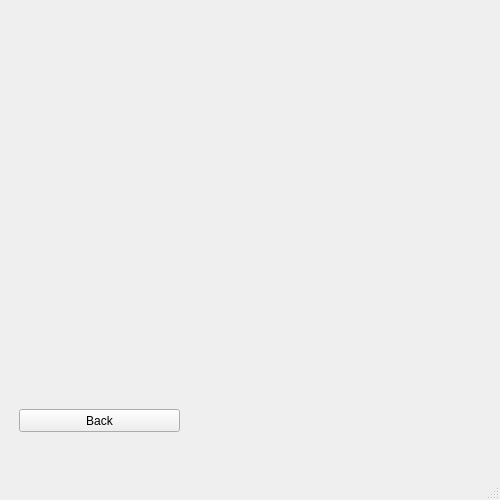
Before: the Qt Designer form design.ui in Graduti0n-Pr0ject/pen-testing-Program, drawn with Qt 5.
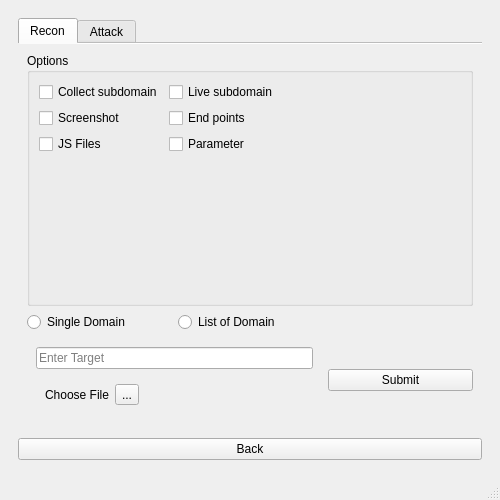
After: the same form once the commit is applied. The open tabs and pages were chosen to show the change. Icons and pictures are not drawn.

Commit message: files upload. solve validation wait for reset of tools.

What changed in the file:
```diff
--- a/design.ui
+++ b/design.ui
@@ -32,6 +32,12 @@
       <property name="styleSheet">
        <string notr="true">font: 18pt &quot;Sakkal Majalla&quot;;</string>
       </property>
+      <property name="frameShape">
+       <enum>QFrame::NoFrame</enum>
+      </property>
+      <property name="frameShadow">
+       <enum>QFrame::Plain</enum>
+      </property>
       <property name="currentIndex">
        <number>0</number>
       </property>
@@ -204,19 +210,154 @@
        </widget>
       </widget>
       <widget class="QWidget" name="FrameWork">
-       <widget class="QPushButton" name="BackHomebtn_2">
-        <property name="geometry">
-         <rect>
-          <x>10</x>
-          <y>400</y>
-          <width>161</width>
-          <height>23</height>
-         </rect>
-        </property>
-        <property name="text">
-         <string>Back</string>
-        </property>
-       </widget>
+       <layout class="QGridLayout" name="gridLayout">
+        <item row="3" column="0">
+         <widget class="QPushButton" name="BackHomebtn_2">
+          <property name="text">
+           <string>Back</string>
+          </property>
+         </widget>
+        </item>
+        <item row="0" column="0">
+         <widget class="QTabWidget" name="Tools">
+          <property name="tabPosition">
+           <enum>QTabWidget::North</enum>
+          </property>
+          <property name="tabShape">
+           <enum>QTabWidget::Rounded</enum>
+          </property>
+          <property name="currentIndex">
+           <number>0</number>
+          </property>
+          <property name="documentMode">
+           <bool>true</bool>
+          </property>
+          <property name="movable">
+           <bool>true</bool>
+          </property>
+          <property name="tabBarAutoHide">
+           <bool>true</bool>
+          </property>
+          <widget class="QWidget" name="recogn_tab">
+           <attribute name="title">
+            <string>Recon</string>
+           </attribute>
+           <layout class="QGridLayout" name="gridLayout_3">
+            <item row="1" column="0">
+             <widget class="QRadioButton" name="singleRadio">
+              <property name="text">
+               <string>Single Domain</string>
+              </property>
+             </widget>
+            </item>
+            <item row="1" column="1" colspan="2">
+             <widget class="QRadioButton" name="listRadio">
+              <property name="text">
+               <string>List of Domain</string>
+              </property>
+             </widget>
+            </item>
+            <item row="0" column="0" colspan="3">
+             <widget class="QGroupBox" name="groupBox">
+              <property name="title">
+               <string>Options</string>
+              </property>
+              <layout class="QFormLayout" name="formLayout">
+               <item row="0" column="0">
+                <widget class="QCheckBox" name="collect_subdomain">
+                 <property name="text">
+                  <string>Collect subdomain</string>
+                 </property>
+                </widget>
+               </item>
+               <item row="0" column="1">
+                <widget class="QCheckBox" name="Live_subdomain">
+                 <property name="text">
+                  <string>Live subdomain</string>
+                 </property>
+                </widget>
+               </item>
+               <item row="1" column="0">
+                <widget class="QCheckBox" name="Screenshot">
+                 <property name="text">
+                  <string>Screenshot</string>
+                 </property>
+                </widget>
+               </item>
+               <item row="1" column="1">
+                <widget class="QCheckBox" name="Endpoint">
+                 <property name="text">
+                  <string>End points</string>
+                 </property>
+                </widget>
+               </item>
+               <item row="2" column="0">
+                <widget class="QCheckBox" name="Js_files">
+                 <property name="text">
+                  <string>JS Files</string>
+                 </property>
+                </widget>
+               </item>
+               <item row="2" column="1">
+                <widget class="QCheckBox" name="Parameter">
+                 <property name="text">
+                  <string>Parameter</string>
+                 </property>
+                </widget>
+               </item>
+              </layout>
+             </widget>
+            </item>
+            <item row="2" column="0" colspan="2">
+             <widget class="QWidget" name="widget_single_domain" native="true">
+              <layout class="QGridLayout" name="gridLayout_4">
+               <item row="0" column="0">
+                <widget class="QLineEdit" name="target_line">
+                 <property name="placeholderText">
+                  <string>Enter Target</string>
+                 </property>
+                </widget>
+               </item>
+               <item row="1" column="0">
+                <widget class="QWidget" name="widget_list_domain" native="true">
+                 <layout class="QFormLayout" name="formLayout_2">
+                  <item row="0" column="0">
+                   <widget class="QLabel" name="label_3">
+                    <property name="text">
+                     <string>Choose File</string>
+                    </property>
+                   </widget>
+                  </item>
+                  <item row="0" column="1">
+                   <widget class="QToolButton" name="toolButton">
+                    <property name="text">
+                     <string>...</string>
+                    </property>
+                   </widget>
+                  </item>
+                 </layout>
+                </widget>
+               </item>
+              </layout>
+             </widget>
+            </item>
+            <item row="2" column="2">
+             <widget class="QPushButton" name="reconbtn">
+              <property name="text">
+               <string>Submit</string>
+              </property>
+             </widget>
+            </item>
+           </layout>
+          </widget>
+          <widget class="QWidget" name="attack_tab">
+           <attribute name="title">
+            <string>Attack</string>
+           </attribute>
+          </widget>
+         </widget>
+        </item>
+       </layout>
       </widget>
      </widget>
     </item>
```
Left out of the diff: 160 changed lines with no effect on the pictures. The commit also changes 12 other files.
